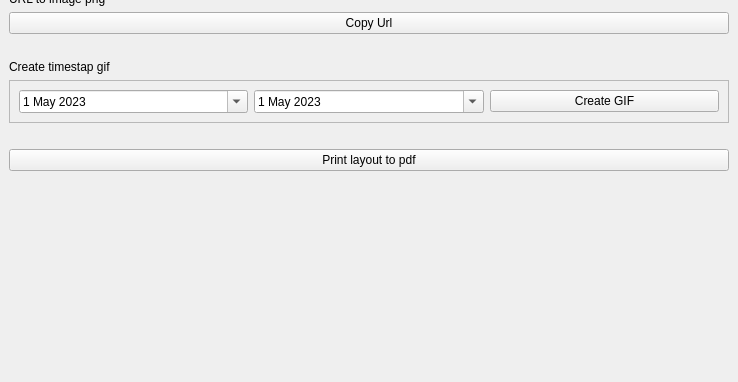
Before: the Qt Designer form sentinel_wms_dockwidget_base.ui in bojas144/sentinel_wms, drawn with Qt 5; both pictures show x 0 to 738 and y 533 to 915 of the 738 by 915 pixel window.
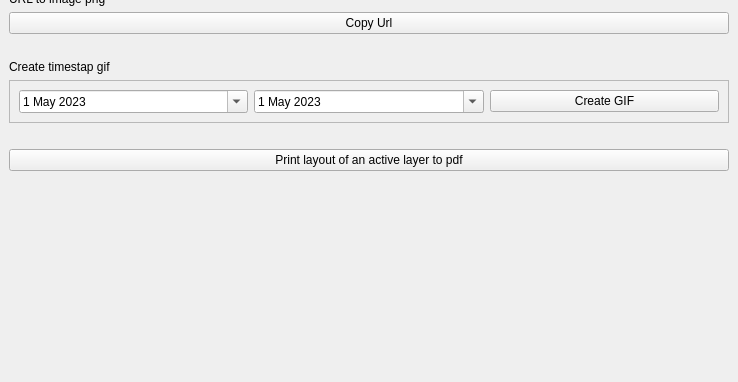
After: the same form once the commit is applied. Icons and pictures are not drawn. Custom widgets are drawn as their Qt base class.

What changed in the file:
```diff
--- a/sentinel_wms_dockwidget_base.ui
+++ b/sentinel_wms_dockwidget_base.ui
@@ -360,7 +360,7 @@
     <item>
      <widget class="QPushButton" name="pbLayout">
       <property name="text">
-       <string>Print layout to pdf</string>
+       <string>Print layout of an active layer to pdf</string>
       </property>
      </widget>
     </item>
```
